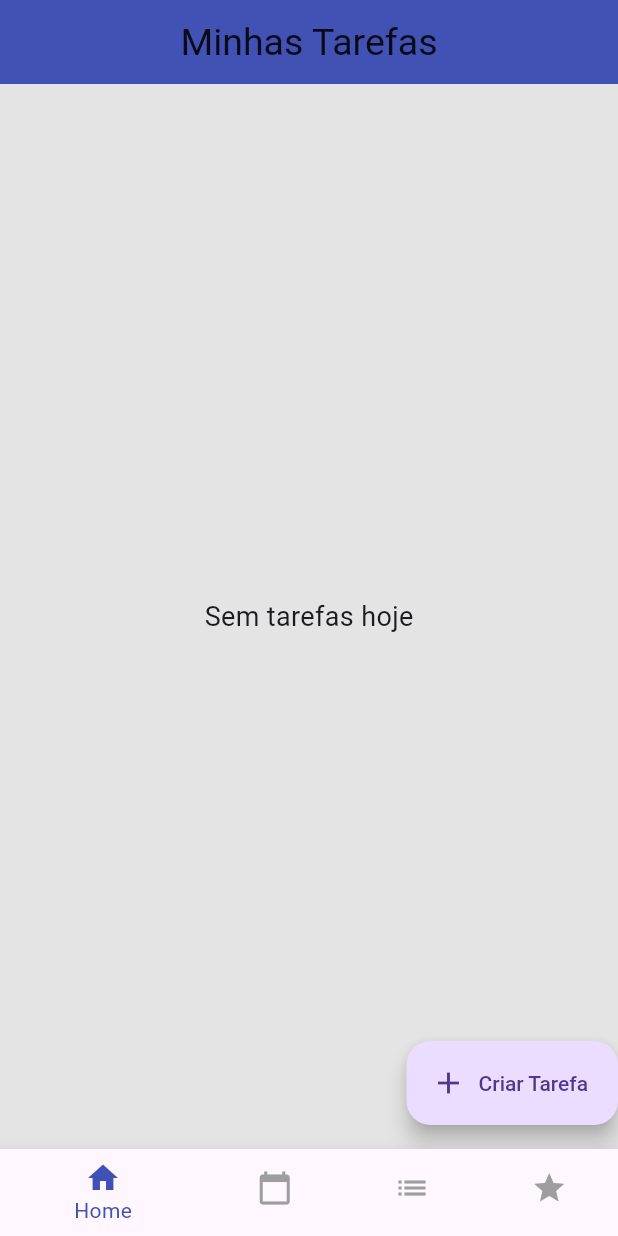
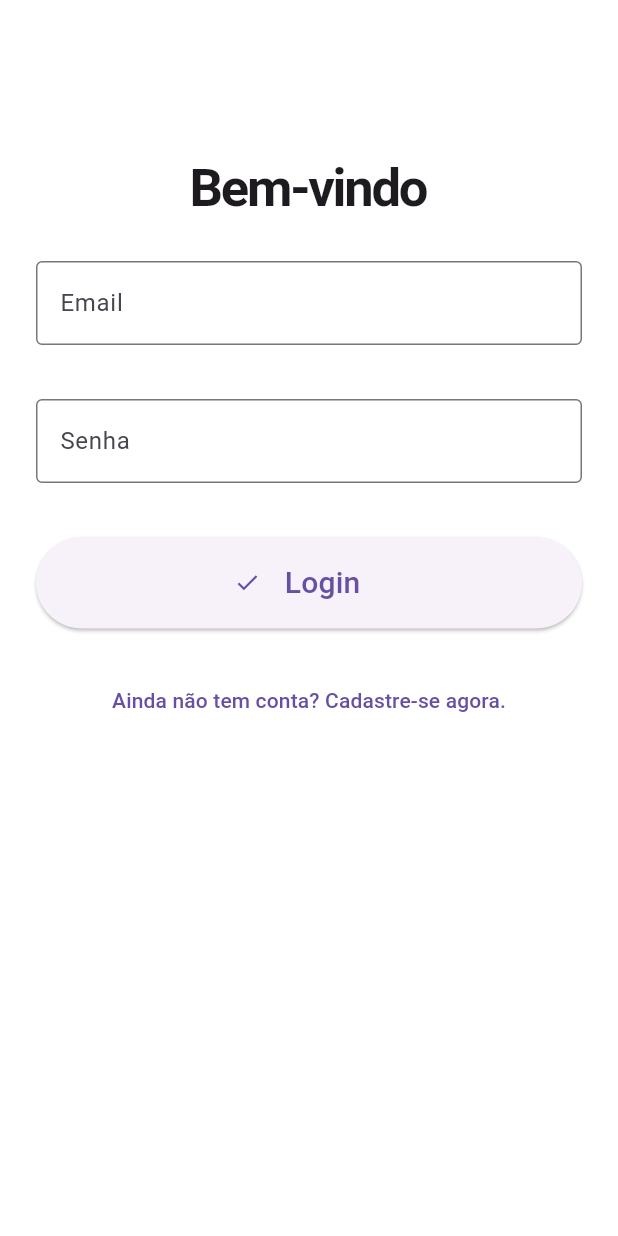
Before and after one commit to lucasmoraesb/projeto-dispositivos-moveis, a Flutter app: the screen it shows after launch, on a phone screen of 412 x 824 dp. Run offline on Flutter 3.47's test engine with Material 3 defaults, Android fonts, the phone set to English and light mode, and no system bars; our stand-ins replace firebase_auth, firebase_core, table_calendar; accounts and stored records are empty.

Commit message:
login, cadastro e logout de usuários com firebase. Criação de drawer. Ícone indicando tarefas (Gabriel)

```diff
--- a/lib/app.dart
+++ b/lib/app.dart
@@ -1,5 +1,5 @@
 import 'package:flutter/material.dart';
-import 'controllers/paginas_controller.dart';
+import 'package:projeto_dispositivos_moveis/widgets/auth_check.dart';
 
 class App extends StatelessWidget {
   const App({super.key});
@@ -15,9 +15,9 @@ class App extends StatelessWidget {
           elevation: 2,
           centerTitle: true,
         ),
-        scaffoldBackgroundColor: const Color.fromARGB(255, 228, 228, 228),
+        scaffoldBackgroundColor: const Color(0xFFFFFFFF),
       ),
-      home: const PaginasController(),
+      home: const AuthCheck(),
     );
   }
 }
--- a/lib/controllers/paginas_controller.dart
+++ b/lib/controllers/paginas_controller.dart
@@ -41,9 +41,12 @@ class _PaginasControllerState extends State<PaginasController> {
         ],
       ),
       bottomNavigationBar: BottomNavigationBar(
+        backgroundColor: Colors.indigo, // Define o fundo como indigo
         currentIndex: paginaAtual,
-        selectedItemColor: Colors.indigo,
-        unselectedItemColor: Colors.grey,
+        selectedItemColor: Colors.white, // Destaque para o item selecionado
+        unselectedItemColor: const Color.fromARGB(
+            132, 255, 255, 255), // Cor para os itens não selecionados
+        type: BottomNavigationBarType.fixed, // Evita transparência
         items: const [
           BottomNavigationBarItem(icon: Icon(Icons.home), label: 'Home'),
           BottomNavigationBarItem(
--- /dev/null
+++ b/lib/pages/login_page.dart
@@ -0,0 +1,184 @@
+import 'package:flutter/material.dart';
+import 'package:projeto_dispositivos_moveis/controllers/paginas_controller.dart';
+import 'package:projeto_dispositivos_moveis/services/auth_service.dart';
+import 'package:provider/provider.dart';
+
+class LoginPage extends StatefulWidget {
+  const LoginPage({super.key});
+
+  @override
+  State<LoginPage> createState() => _LoginPageState();
+}
+
+class _LoginPageState extends State<LoginPage> {
+  final formKey = GlobalKey<FormState>();
+  final email = TextEditingController();
+  final senha = TextEditingController();
+
+  bool isLogin = true;
+  late String titulo;
+  late String actionButton;
+  late String toggleButton;
+  bool loading = false;
+
+  @override
+  void initState() {
+    // TODO: implement initState
+    super.initState();
+    setFormAction(true);
+  }
+
+  setFormAction(bool acao) {
+    setState(() {
+      isLogin = acao;
+      if (isLogin) {
+        titulo = 'Bem-vindo';
+        actionButton = 'Login';
+        toggleButton = 'Ainda não tem conta? Cadastre-se agora.';
+      } else {
+        titulo = 'Crie sua conta';
+        actionButton = 'Cadastrar';
+        toggleButton = 'Voltar ao login.';
+      }
+    });
+  }
+
+  login() async {
+    setState(() => loading = true);
+    try {
+      await context.read<AuthService>().login(email.text, senha.text);
+      AuthService auth = Provider.of<AuthService>(context, listen: false);
+      if (auth.usuario != null) {
+        Navigator.of(context).pushReplacement(
+          MaterialPageRoute(builder: (context) => const PaginasController()),
+        );
+      }
+    } on AuthException catch (e) {
+      setState(() => loading = false);
+      ScaffoldMessenger.of(context)
+          .showSnackBar(SnackBar(content: Text(e.message)));
+    }
+  }
+
+  registrar() async {
+    setState(() => loading = true);
+    try {
+      await context.read<AuthService>().registrar(email.text, senha.text);
+      AuthService auth = Provider.of<AuthService>(context, listen: false);
+      if (auth.usuario != null) {
+        Navigator.of(context).pushReplacement(
+          MaterialPageRoute(builder: (context) => const PaginasController()),
+        );
+      }
+    } on AuthException catch (e) {
+      setState(() => loading = false);
+      ScaffoldMessenger.of(context)
+          .showSnackBar(SnackBar(content: Text(e.message)));
+    }
+  }
+
+  @override
+  Widget build(BuildContext context) {
+    AuthService auth = Provider.of<AuthService>(context);
+
+    return Scaffold(
+      body: SingleChildScrollView(
+        child: Padding(
+            padding: const EdgeInsets.only(top: 100),
+            child: Form(
+              key: formKey,
+              child: Column(
+                mainAxisAlignment: MainAxisAlignment.center,
+                children: [
+                  Text(
+                    titulo,
+                    style: const TextStyle(
+                      fontSize: 35,
+                      fontWeight: FontWeight.bold,
+                      letterSpacing: -1.5,
+                    ),
+                  ),
+                  Padding(
+                      padding: const EdgeInsets.all(24),
+                      child: TextFormField(
+                        controller: email,
+                        decoration: const InputDecoration(
+                          border: OutlineInputBorder(),
+                          labelText: 'Email',
+                        ),
+                        keyboardType: TextInputType.emailAddress,
+                        validator: (value) {
+                          if (value!.isEmpty) {
+                            return 'Informe o email corretamente!';
+                          }
+                          return null;
+                        },
+                      )),
+                  Padding(
+                      padding: const EdgeInsets.symmetric(
+                          vertical: 12.0, horizontal: 24.0),
+                      child: TextFormField(
+                        controller: senha,
+                        obscureText: true,
+                        decoration: const InputDecoration(
+                          border: OutlineInputBorder(),
+                          labelText: 'Senha',
+                        ),
+                        validator: (value) {
+                          if (value!.isEmpty) {
+                            return 'Informe sua senha!';
+                          } else if (value.length < 6) {
+                            return 'Sua senha deve ter no mínimo 6 caracteres';
+                          }
+                          return null;
+                        },
+                      )),
+                  Padding(
+                      padding: const EdgeInsets.all(24),
+                      child: ElevatedButton(
+                        onPressed: () {
+                          if (formKey.currentState!.validate()) {
+                            if (isLogin) {
+                              login();
+                            } else {
+                              registrar();
+                            }
+                          }
+                        },
+                        child: Row(
+                          mainAxisAlignment: MainAxisAlignment.center,
+                          children: (loading)
+                              ? [
+                                  const Padding(
+                                    padding: EdgeInsets.all(16),
+                                    child: SizedBox(
+                                      width: 24,
+                                      height: 24,
+                                      child: CircularProgressIndicator(
+                                        color: Colors.white,
+                                      ),
+                                    ),
+                                  )
+                                ]
+                              : [
+                                  const Icon(Icons.check),
+                                  Padding(
+                                    padding: const EdgeInsets.all(16.0),
+                                    child: Text(
+                                      actionButton,
+                                      style: const TextStyle(fontSize: 20),
+                                    ),
+                                  )
+                                ],
+                        ),
+                      )),
+                  TextButton(
+                      onPressed: () => setFormAction(!isLogin),
+                      child: Text(toggleButton))
+                ],
+              ),
+            )),
+      ),
+    );
+  }
+}
--- /dev/null
+++ b/lib/services/auth_service.dart
@@ -0,0 +1,70 @@
+import 'package:firebase_auth/firebase_auth.dart';
+import 'package:flutter/material.dart';
+
+class AuthException implements Exception {
+  String message;
+  AuthException(this.message);
+}
+
+class AuthService extends ChangeNotifier {
+  final FirebaseAuth _auth = FirebaseAuth.instance;
+  User? usuario;
+  bool isLoading = true;
+
+  AuthService() {
+    _authCheck();
+  }
+
+  _authCheck() {
+    _auth.authStateChanges().listen((User? user) {
+      usuario = (user == null) ? null : user;
+      isLoading = false;
+      notifyListeners();
+    });
+  }
+
+  _getUser() {
+    usuario = _auth.currentUser;
+    notifyListeners();
+  }
+
+  registrar(String email, String senha) async {
+    try {
+      await _auth.createUserWithEmailAndPassword(email: email, password: senha);
+      _getUser();
+    } on FirebaseAuthException catch (e) {
+      if (e.code == 'weak-password') {
+        throw AuthException('A senha é muito fraca');
+      } else if (e.code == 'email-already-in-use') {
+        throw AuthException('Esse email já está cadastrado');
+      }
+    }
+  }
+
+  login(String email, String senha) async {
+    try {
+      await _auth.signInWithEmailAndPassword(email: email, password: senha);
+      _getUser();
+    } on FirebaseAuthException catch (e) {
+      print('FirebaseAuthException code: ${e.code}');
+      if (e.code == 'user-not-found') {
+        throw AuthException('Email não encontrado. Cadastre-se.');
+      } else if (e.code == 'wrong-password') {
+        throw AuthException('Senha incorreta. Tente novamente.');
+      } else if (e.code == 'invalid-credential') {
+        throw AuthException('Email ou senha incorretos. Tente novamente.');
+      } else {
+        // Tratamento genérico para qualquer outro erro do Firebase
+        throw AuthException(e.message ?? 'Ocorreu um erro inesperado.');
+      }
+    } catch (e) {
+      // Captura qualquer outro tipo de exceção
+      throw AuthException('Erro desconhecido: $e');
+    }
+  }
+
+  logout() async {
+    await _auth.signOut();
+    _getUser();
+  }
+}
--- /dev/null
+++ b/lib/widgets/auth_check.dart
@@ -0,0 +1,36 @@
+import 'package:flutter/material.dart';
+import 'package:projeto_dispositivos_moveis/controllers/paginas_controller.dart';
+import 'package:projeto_dispositivos_moveis/services/auth_service.dart';
+import 'package:provider/provider.dart';
+
+import '../pages/login_page.dart';
+
+class AuthCheck extends StatefulWidget {
+  const AuthCheck({super.key});
+
+  @override
+  State<AuthCheck> createState() => _AuthCheckState();
+}
+
+class _AuthCheckState extends State<AuthCheck> {
+  @override
+  Widget build(BuildContext context) {
+    AuthService auth = Provider.of<AuthService>(context);
+
+    if (auth.isLoading) {
+      return loading();
+    } else if (auth.usuario == null) {
+      return const LoginPage();
+    } else {
+      return const PaginasController();
+    }
+  }
+
+  loading() {
+    return const Scaffold(
+      body: Center(
+        child: CircularProgressIndicator(),
+      ),
+    );
+  }
+}
--- a/pubspec.yaml
+++ b/pubspec.yaml
@@ -35,6 +35,8 @@ dependencies:
   provider: ^5.0.0
   table_calendar: ^3.1.2
   intl: ^0.19.0
+  firebase_core: "^3.8.0"
+  firebase_auth: "^5.3.3"
 
   # The following adds the Cupertino Icons font to your application.
   # Use with the CupertinoIcons class for iOS style icons.
```
Also changed, not shown: lib/main.dart (+12 -3 lines), lib/pages/calendario_page.dart (+82 -1 lines), lib/pages/configuracoes_page.dart (added, +52 -0 lines), lib/pages/home_page.dart (+41 -7 lines), lib/pages/tarefas_page.dart (+30 -1 lines), pubspec.lock, 6 other files.
